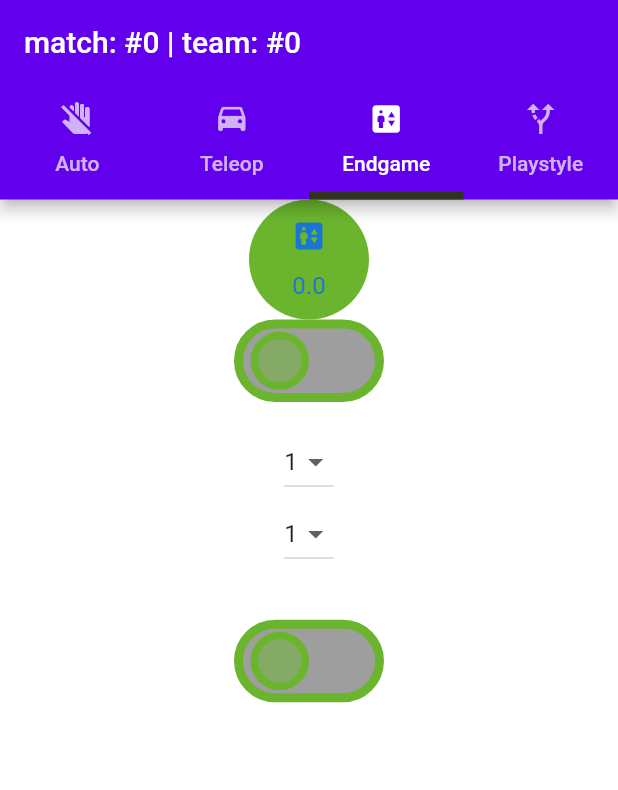
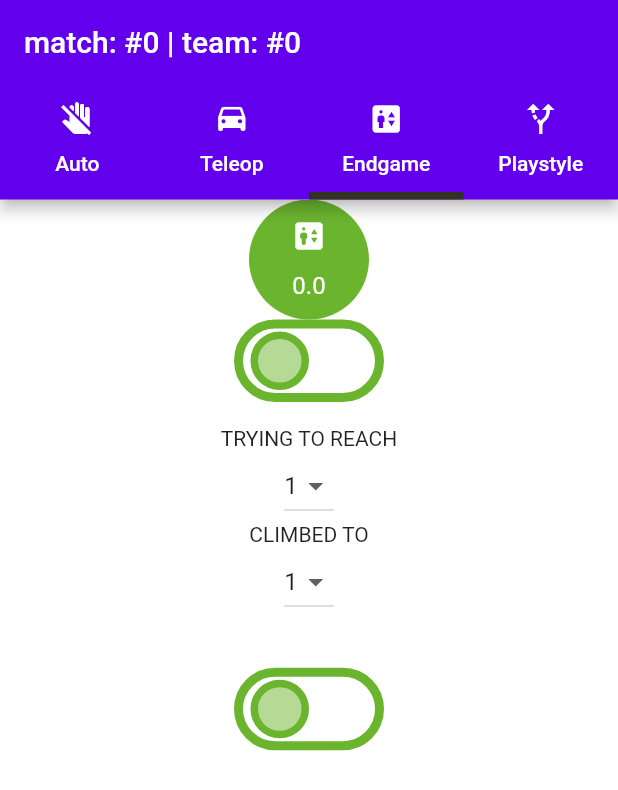
Before and after one commit to LiorBitton/FRC-scouting, a Flutter app: the GameManager screen opened directly, tab 3 chosen, on a phone screen of 412 x 824 dp. Shown: the top 790 px of the screen. Run offline on Flutter 3.47's test engine with Material 2 defaults, Android fonts, the phone set to English and light mode, and no system bars; drawn by our look-alikes of flutter_switch; our stand-ins replace firebase_core, firebase_database, firebase_storage, google_fonts, image_picker; missing offline and left inert: holding_gesture; accounts and stored records are empty; Roboto replaces fonts that are missing (Montserrat).

Commit message:
tuning themes and colors

```diff
--- a/scouting_application/lib/screens/scouting/game_manager.dart
+++ b/scouting_application/lib/screens/scouting/game_manager.dart
@@ -92,12 +92,12 @@ class _GameManagerState extends State<GameManager> {
                 indicatorSize: TabBarIndicatorSize.tab,
                 indicatorWeight: 5,
                 tabs: [
-                  Tab(text: "Auto", icon: Icon(Icons.do_not_touch)),
-                  Tab(text: "Teleop", icon: Icon(Icons.drive_eta_rounded)),
-                  Tab(text: "Endgame", icon: Icon(Icons.elevator)),
+                  Tab(child:Text("Auto",style: TextStyle(color: Colors.white)), icon: Icon(Icons.do_not_touch,color: Colors.white)),
+                  Tab(child:Text("Teleop",style: TextStyle(color: Colors.white)) , icon: Icon(Icons.drive_eta_rounded,color: Colors.white)),
+                  Tab(child:Text("Endgame",style: TextStyle(color: Colors.white)) , icon: Icon(Icons.elevator,color: Colors.white)),
                   Tab(
-                    text: 'Playstyle',
-                    icon: Icon(Icons.alt_route),
+                    child: Text("Playstyle",style: TextStyle(color: Colors.white)),
+                    icon: Icon(Icons.alt_route,color: Colors.white),
                   )
                 ],
               ),
--- a/scouting_application/lib/screens/scouting/tabs/endgame.dart
+++ b/scouting_application/lib/screens/scouting/tabs/endgame.dart
@@ -18,9 +18,9 @@ class EndgameTab extends StatefulWidget implements ScoutingTab {
     icon: Icon(Icons.elevator_rounded),
   );
   DropDownCollector<int> climbedToCollector =
-      DropDownCollector(dataTag: "climb_to", options: [1, 2, 3, 4]);
+      DropDownCollector(title: "CLIMBED TO",dataTag: "climb_to", options: [1, 2, 3, 4]);
       DropDownCollector<int> climbGoalCollector =
-      DropDownCollector(dataTag: "climb_goal", options: [1, 2, 3, 4]);
+      DropDownCollector(title:"TRYING TO REACH", dataTag: "climb_goal", options: [1, 2, 3, 4]);
   @override
   _EndgameTabState createState() => _EndgameTabState();
 
--- a/scouting_application/lib/themes/custom_themes.dart
+++ b/scouting_application/lib/themes/custom_themes.dart
@@ -42,6 +42,10 @@ class CustomTheme {
         primaryColor: Colors.purple,
         scaffoldBackgroundColor: Colors.white,
         fontFamily: 'Montserrat', //3
+        textTheme: TextTheme(
+            bodyText1: GoogleFonts.roboto(
+                fontWeight: FontWeight.bold,
+                color: Colors.black)),
         buttonTheme: ButtonThemeData(
           // 4
           shape:
--- a/scouting_application/lib/widgets/collectors/dropdown_collector.dart
+++ b/scouting_application/lib/widgets/collectors/dropdown_collector.dart
@@ -3,10 +3,11 @@ import 'package:flutter/material.dart';
 import 'package:scouting_application/widgets/collectors/ever_collector.dart';
 
 class DropDownCollector<T> extends StatefulWidget implements EverCollector {
-  DropDownCollector({Key? key, required this.dataTag, required this.options})
+  DropDownCollector({Key? key, required this.dataTag, required this.options, required this.title})
       : super(key: key);
   List<T> options;
   late T value;
+  String title;
   @override
   State<DropDownCollector> createState() => _DropDownCollectorState();
 
@@ -30,12 +31,16 @@ class _DropDownCollectorState<T> extends State<DropDownCollector> {
   Widget build(BuildContext context) {
     if (!init) widget.value = widget.options[0];
     init = true;
-    return DropdownButton<T>(
-        value: widget.value,
-        items: getDropDownItems(),
-        onChanged: (val) => {
-              setState(() => {widget.value = val!})
-            });
+    return Column(
+      children: [Text(widget.title),
+        DropdownButton<T>(
+            value: widget.value,
+            items: getDropDownItems(),
+            onChanged: (val) => {
+                  setState(() => {widget.value = val!})
+                }),
+      ],
+    );
   }
 
   List<DropdownMenuItem<T>> getDropDownItems() {
--- a/scouting_application/lib/widgets/collectors/duration_collector.dart
+++ b/scouting_application/lib/widgets/collectors/duration_collector.dart
@@ -38,10 +38,10 @@ class _DurationCollectorState extends State<DurationCollector> {
           child: Column(
             children: [
               FittedBox(
-                child: IconButton(
+                child: IconButton(color: Colors.white,
                     onPressed: () {}, icon: widget.icon ?? Icon(Icons.timer)),
               ),
-              FittedBox(child: Text('${widget._duration.toStringAsFixed(1)}'))
+              FittedBox(child: Text('${widget._duration.toStringAsFixed(1)}',style: TextStyle(color: Colors.white)))
             ],
           )),
     );
--- a/scouting_application/lib/widgets/collectors/switch_collector.dart
+++ b/scouting_application/lib/widgets/collectors/switch_collector.dart
@@ -47,7 +47,8 @@ class _SwitchCollectorState extends State<SwitchCollector> {
             width: 5.0,
           ),
           activeColor: Color.fromRGBO(107, 181, 46, 0.5),
-          inactiveColor: Colors.black38,
+          inactiveColor: ThemeProvider().isLightMode?Colors.white: Colors.black,
+           //Colors.white,
           onToggle: (val) {
             setState(() {
               widget._isSwitched = val;
```
